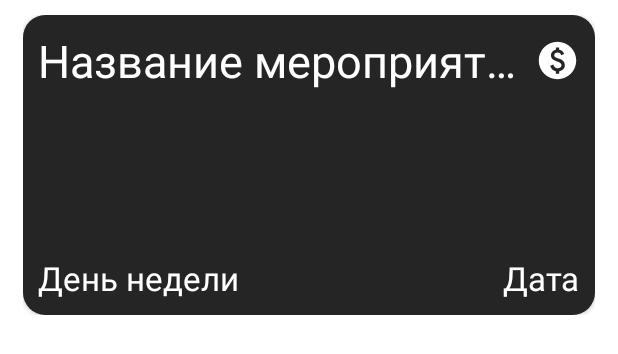
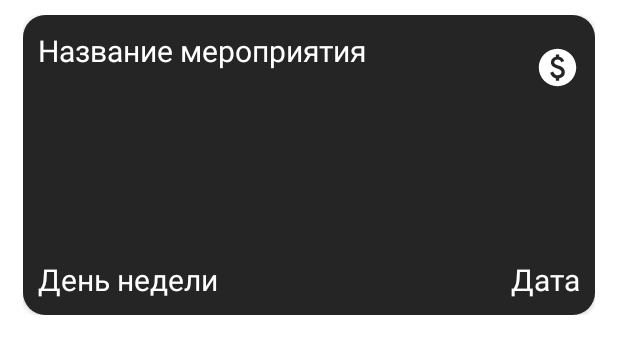
Before and after one commit to KlimVladMaks/SPBGoApp, an Android app: the layout item_event.xml on its own in the app's theme, with its tools: preview values and no code run, on a phone screen of 412 x 824 dp. Shown: the top 354 px of the screen. Run offline under Robolectric (Android 15) with nearby library versions, the phone set to English and light mode, and no system bars.

Commit message:
Обновление списка мероприятий №4

```diff
--- a/app/src/main/res/layout/item_event.xml
+++ b/app/src/main/res/layout/item_event.xml
@@ -57,9 +57,9 @@
                     android:layout_marginEnd="0dp"
                     android:layout_toStartOf="@+id/isPaidImageView"
                     android:ellipsize="end"
-                    android:lines="1"
+                    android:lines="2"
                     android:textColor="@color/white"
-                    android:textSize="30sp"
+                    android:textSize="20sp"
                     tools:text="Название мероприятия"/>
 
                 <ImageView
@@ -79,7 +79,7 @@
                 android:layout_alignParentLeft="true"
                 android:layout_alignParentBottom="true"
                 android:textColor="@color/white"
-                android:textSize="22sp"
+                android:textSize="20sp"
                 tools:text="День недели"
                 android:padding="10dp"/>
 
@@ -90,7 +90,7 @@
                 android:layout_alignParentRight="true"
                 android:layout_alignParentBottom="true"
                 android:textColor="@color/white"
-                android:textSize="22sp"
+                android:textSize="20sp"
                 tools:text="Дата"
                 android:padding="10dp"/>
 
```
Also changed, not shown: app/build.gradle (+1 -6 lines), app/src/main/java/com/example/spbgo/EventsApi.kt (+30 -11 lines), app/src/main/java/com/example/spbgo/EventsListActivity.kt (+5 -2 lines), app/src/main/res/layout/activity_events_list.xml (+12 -0 lines).
